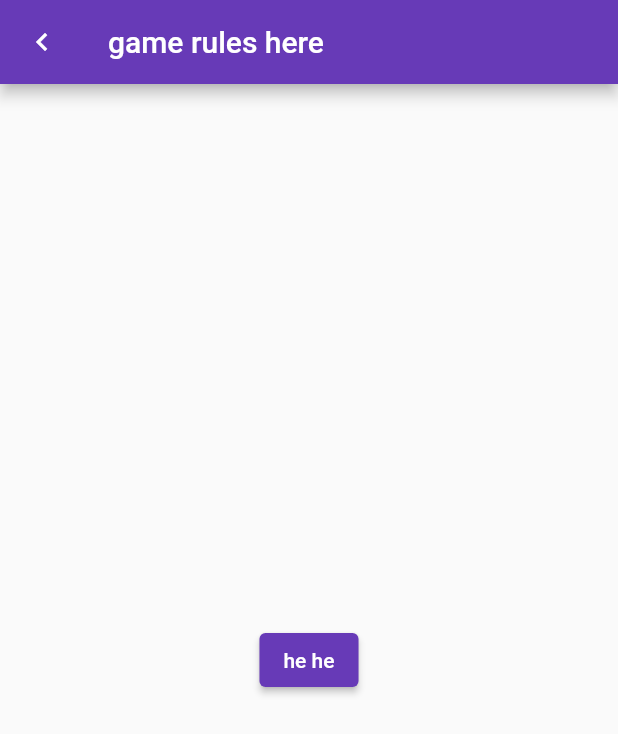
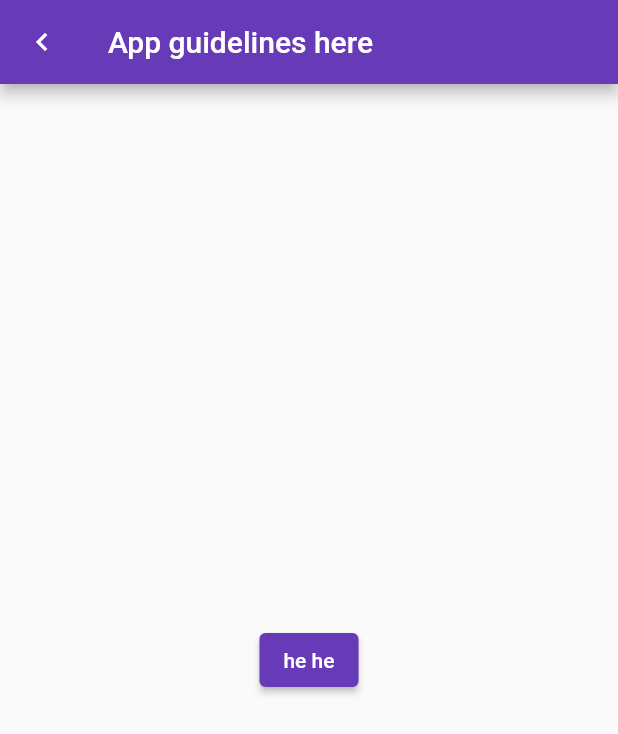
Before and after one commit to tnlong311/trivia-app, a Flutter app: the GuidelinesPage screen opened by its route, on a phone screen of 412 x 824 dp. Shown: the top 734 px of the screen. Run offline on Flutter 3.47's test engine with Material 2 defaults, Android fonts, the phone set to English and light mode, and no system bars.

Commit message:
minor adjustment

```diff
--- a/lib/views/pages/guidelines_page.dart
+++ b/lib/views/pages/guidelines_page.dart
@@ -10,7 +10,7 @@ class GuidelinesPage extends StatelessWidget {
   Widget build(BuildContext context) {
     return Scaffold(
       appBar: AppBar(
-        title: const Text('game rules here'),
+        title: const Text('App guidelines here'),
         leading: IconButton(
           icon: const Icon(Icons.navigate_before),
           onPressed: (){
```
